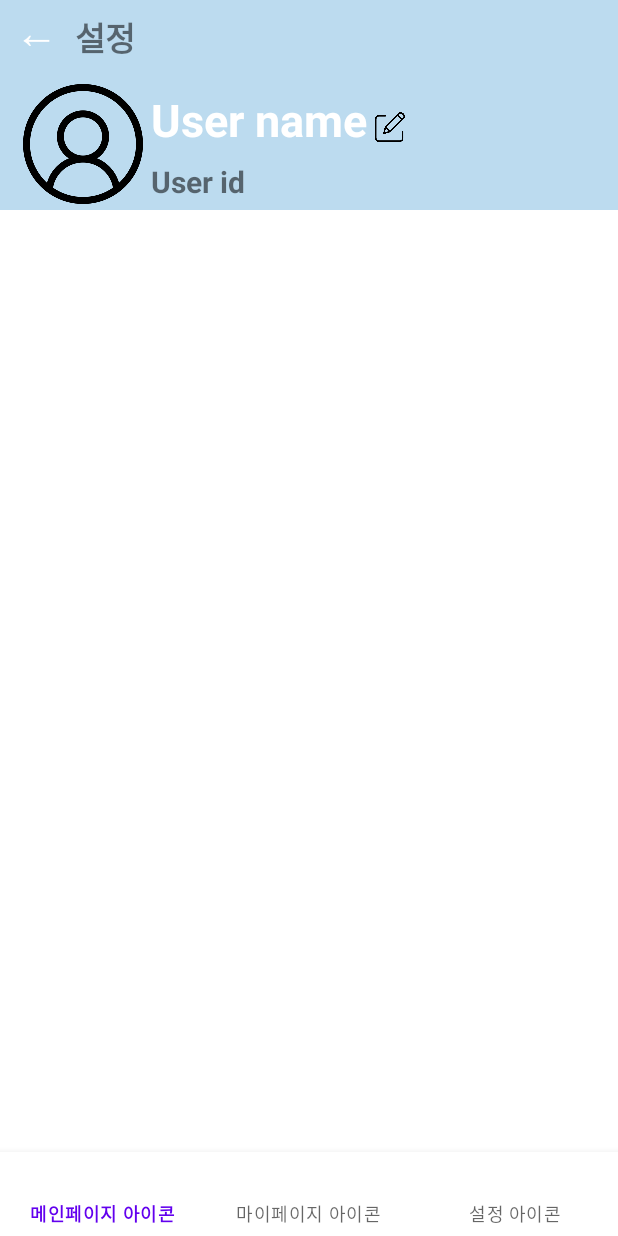
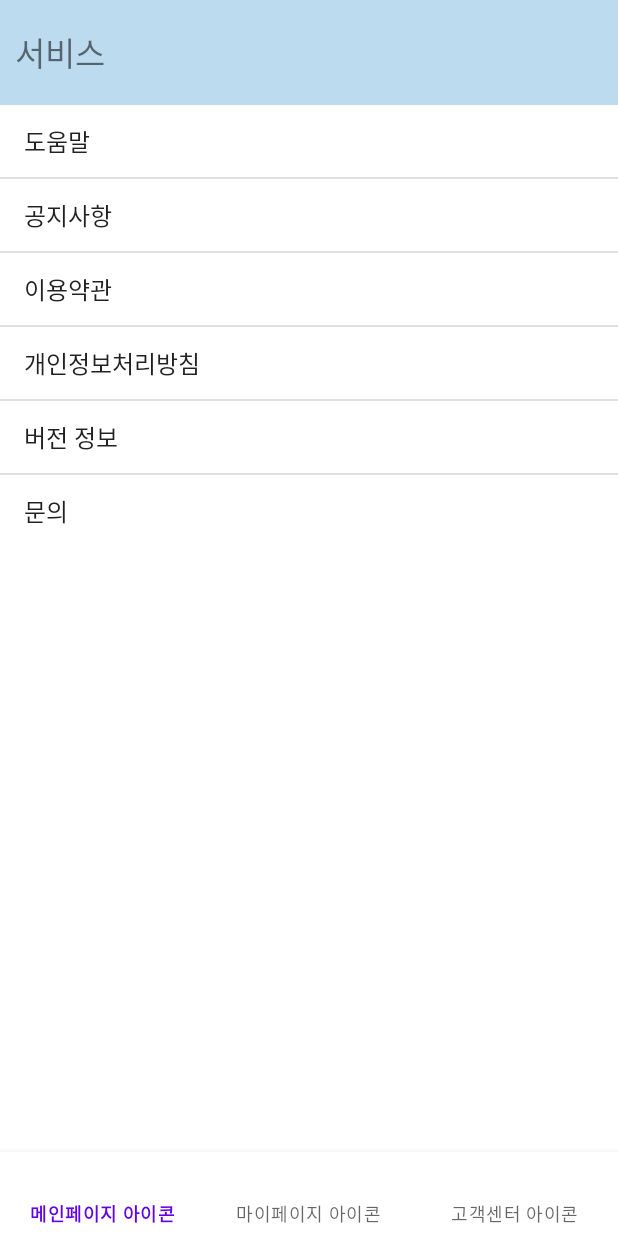
Before and after one commit to WIS-APP-Studio/HOBBING, an Android app: the fragment ServicePageFragment placed in its activity, on a phone screen of 412 x 824 dp. Run offline under Robolectric (Android 15) with nearby library versions, the phone set to English and light mode, and no system bars; our stand-ins replace Volley; network calls fail; 1 statement that could not run was skipped.

Commit message:
고객센터 페이지 레이아웃 구현

```diff
--- a/app/src/main/java/com/wisappstudio/hobbing/fragment/ServicePageFragment.java
+++ b/app/src/main/java/com/wisappstudio/hobbing/fragment/ServicePageFragment.java
@@ -15,21 +15,20 @@ import com.example.hobbing.R;
 import com.wisappstudio.hobbing.activity.ProfileSettingActivity;
 
 public class ServicePageFragment extends Fragment {
-    static final String[] LIST_MENU = {"내 정보", "알림 설정", "활동 기록", "로그아웃", "탈퇴"} ;
+    static final String[] LIST_MENU = {"도움말", "공지사항", "이용약관", "개인정보처리방침", "버전 정보", "문의"};
 
     @Nullable
     @Override
     public View onCreateView(LayoutInflater inflater, ViewGroup container, Bundle savedInstanceState) {
         setHasOptionsMenu(true);
 
-        View rootView = inflater.inflate(R.layout.activity_profile_setting, null);
+        View view = inflater.inflate(R.layout.activity_service_page, container, false);
 
         ArrayAdapter Adapter = new ArrayAdapter(getActivity(), android.R.layout.simple_list_item_1, LIST_MENU) ;
 
-        ListView listview = (ListView) rootView.findViewById(R.id.listview1) ;
+        ListView listview = (ListView) view.findViewById(R.id.activity_service_page_list);
         listview.setAdapter(Adapter) ;
-
-        return inflater.inflate(R.layout.activity_profile_setting, container, false);
+        return view;
     }
 
     @Override
--- /dev/null
+++ b/app/src/main/res/layout/activity_service_page.xml
@@ -0,0 +1,37 @@
+<?xml version="1.0" encoding="utf-8"?>
+<LinearLayout xmlns:android="http://schemas.android.com/apk/res/android"
+    android:layout_width="match_parent"
+    android:layout_height="match_parent">
+
+    <LinearLayout
+        android:layout_width="match_parent"
+        android:layout_height="wrap_content"
+        android:orientation="vertical">
+
+        <LinearLayout
+            android:layout_width="match_parent"
+            android:layout_height="70dp"
+            android:background="#bcdbef"
+            android:gravity="center"
+            android:orientation="horizontal">
+
+            <TextView
+                android:id="@+id/main_page_title"
+                android:layout_width="match_parent"
+                android:layout_height="wrap_content"
+                android:layout_marginLeft="10dp"
+                android:text="서비스"
+                android:textSize="10pt" />
+        </LinearLayout>
+        <LinearLayout
+            android:layout_width="match_parent"
+            android:layout_height="match_parent"
+            android:orientation="vertical">
+
+            <ListView
+                android:id="@+id/activity_service_page_list"
+                android:layout_width="match_parent"
+                android:layout_height="match_parent" />
+        </LinearLayout>
+    </LinearLayout>
+</LinearLayout>
--- a/app/src/main/res/menu/menu_bottom.xml
+++ b/app/src/main/res/menu/menu_bottom.xml
@@ -17,6 +17,6 @@
     <item
         android:id="@+id/setting"
         android:enabled="true"
-        android:title="설정 아이콘"
+        android:title="고객센터 아이콘"
         app:showAsAction="always" />
 </menu>
```
Also changed, not shown: app/src/main/res/layout/activity_main.xml (+0 -24 lines).
